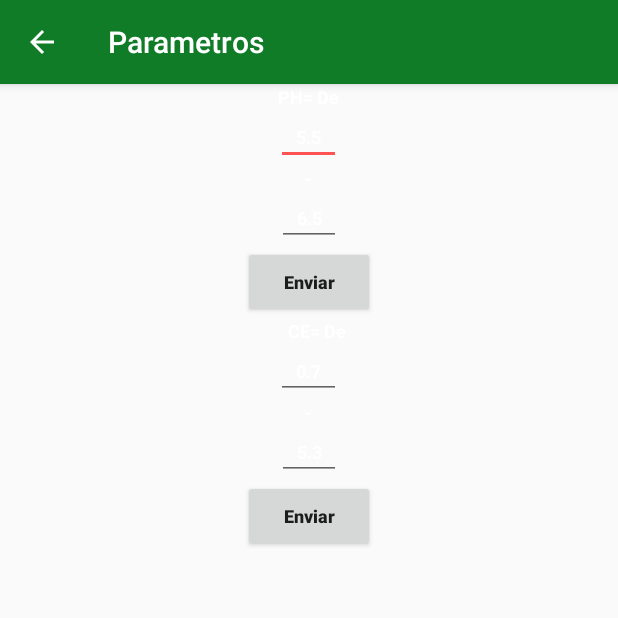
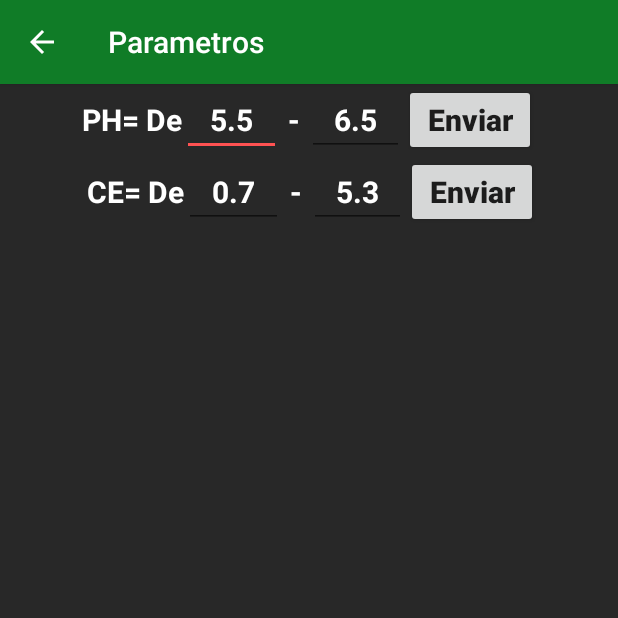
Before and after one commit to Flerma98/Proyecto_Hackaton, an Android app: the Parametros screen opened directly, with no data from a screen before it, on a phone screen of 412 x 824 dp, the top half of it. Run offline under Robolectric (Android 15) with nearby library versions, the phone set to English and light mode, and no system bars; libraries missing offline, so code that uses them is left out: com.androidplot.xy.

```diff
--- a/app/src/main/java/com/tec/fernandoalberto/hackatonsolucionsaludable/Control_de_datos/Constantes_web_service.java
+++ b/app/src/main/java/com/tec/fernandoalberto/hackatonsolucionsaludable/Control_de_datos/Constantes_web_service.java
@@ -1,10 +1,9 @@
 package com.tec.fernandoalberto.hackatonsolucionsaludable.Control_de_datos;
 
 public class Constantes_web_service {
-    public static final String BASE_URL= "http://192.168.9.44";
+    public static final String BASE_URL= "http://192.168.9.4";
     public static final String GET_REPORTE= "/";
 
 
-    public static final String SAVE_PH= "/Request";
-    public static final String SAVE_CE= "/Request";
+    public static final String SAVE_PUTDATA= "/PutData";
 }
--- a/app/src/main/java/com/tec/fernandoalberto/hackatonsolucionsaludable/Control_de_datos/EndPoint.java
+++ b/app/src/main/java/com/tec/fernandoalberto/hackatonsolucionsaludable/Control_de_datos/EndPoint.java
@@ -8,9 +8,15 @@ public interface EndPoint {
     @GET(Constantes_web_service.GET_REPORTE)
     Call<Object> ObtenerReportes();
 
-    @GET(Constantes_web_service.SAVE_PH)
-    Call<Object> guardarPH(@Query("Data") String data);
+    @GET(Constantes_web_service.SAVE_PUTDATA)
+    Call<Object> guardarPHMax(@Query("PHMax") String data);
 
-    @GET(Constantes_web_service.SAVE_CE)
-    Call<Object> guardarCE(@Query("Data") String data);
+    @GET(Constantes_web_service.SAVE_PUTDATA)
+    Call<Object> guardarPHMin(@Query("PHMin") String data);
+
+    @GET(Constantes_web_service.SAVE_PUTDATA)
+    Call<Object> guardarCEMax(@Query("CEMax") String data);
+
+    @GET(Constantes_web_service.SAVE_PUTDATA)
+    Call<Object> guardarCEMin(@Query("CEMin") String data);
 }
--- a/app/src/main/java/com/tec/fernandoalberto/hackatonsolucionsaludable/Parametros.java
+++ b/app/src/main/java/com/tec/fernandoalberto/hackatonsolucionsaludable/Parametros.java
@@ -2,12 +2,113 @@ package com.tec.fernandoalberto.hackatonsolucionsaludable;
 
 import android.support.v7.app.AppCompatActivity;
 import android.os.Bundle;
+import android.view.View;
+import android.widget.Button;
+import android.widget.TextView;
+
+import com.tec.fernandoalberto.hackatonsolucionsaludable.Control_de_datos.Constantes_web_service;
+import com.tec.fernandoalberto.hackatonsolucionsaludable.Control_de_datos.EndPoint;
+
+import retrofit2.Call;
+import retrofit2.Callback;
+import retrofit2.Response;
+import retrofit2.Retrofit;
+import retrofit2.converter.gson.GsonConverterFactory;
 
 public class Parametros extends AppCompatActivity {
+
+    public EndPoint endPoint;
+    TextView txtPHMax, txtPHMin, txtCEMax, txtCEMin;
+    Button btnEnviarPH, btnEenviarCE;
 
     @Override
     protected void onCreate(Bundle savedInstanceState) {
         super.onCreate(savedInstanceState);
         setContentView(R.layout.activity_parametros);
+        txtPHMax= findViewById(R.id.txtPHMayor);
+        txtPHMin= findViewById(R.id.txtPHMenor);
+        txtCEMax= findViewById(R.id.txtCEMayor);
+        txtCEMin= findViewById(R.id.txtCEMenor);
+        btnEnviarPH= findViewById(R.id.btnEnviarPH);
+        btnEenviarCE= findViewById(R.id.btnEnviarCE);
+
+        btnEnviarPH.setOnClickListener(new View.OnClickListener() {
+            @Override
+            public void onClick(View view) {
+                if(txtPHMax.getText().toString().length()==0||txtPHMin.getText().toString().length()==0){
+                    SubirDatosDeJSonPH(txtPHMax.getText().toString(), txtPHMin.getText().toString());
+                }
+            }
+        });
+        btnEenviarCE.setOnClickListener(new View.OnClickListener() {
+            @Override
+            public void onClick(View view) {
+                if(txtCEMax.getText().toString().length()==0||txtCEMin.getText().toString().length()==0){
+                    SubirDatosDeJSonPH(txtCEMax.getText().toString(), txtCEMin.getText().toString());
+                }
+            }
+        });
+    }
+
+    public void SubirDatosDeJSonPH(String phmax, String phmin){
+        final Retrofit.Builder builder= new Retrofit.Builder().baseUrl(Constantes_web_service.BASE_URL).addConverterFactory(GsonConverterFactory.create());
+        Retrofit retrofit= builder.build();
+        endPoint = retrofit.create(EndPoint.class);
+        Call call = endPoint.guardarPHMax(phmax);
+        call.enqueue(new Callback() {
+            @Override
+            public void onResponse(Call call, Response response) {
+                // Toast.makeText(MainActivity.this, "Envio exitoso", Toast.LENGTH_SHORT).show();
+            }
+
+            @Override
+            public void onFailure(Call call, Throwable t) {
+                // Toast.makeText(MainActivity.this, "Error al enviar dato\n \n" +  t.getMessage(), Toast.LENGTH_LONG).show();
+            }
+        });
+        Call call1 = endPoint.guardarPHMin(phmin);
+        call1.enqueue(new Callback() {
+            @Override
+            public void onResponse(Call call, Response response) {
+                // Toast.makeText(MainActivity.this, "Envio exitoso", Toast.LENGTH_SHORT).show();
+            }
+
+            @Override
+            public void onFailure(Call call, Throwable t) {
+                // Toast.makeText(MainActivity.this, "Error al enviar dato\n \n" +  t.getMessage(), Toast.LENGTH_LONG).show();
+            }
+        });
+
+    }
+
+    public void SubirDatosDeJSonCE(String cemax, String cemin){
+        final Retrofit.Builder builder= new Retrofit.Builder().baseUrl(Constantes_web_service.BASE_URL).addConverterFactory(GsonConverterFactory.create());
+        Retrofit retrofit= builder.build();
+        endPoint = retrofit.create(EndPoint.class);
+        Call call = endPoint.guardarCEMax(cemax);
+        call.enqueue(new Callback() {
+            @Override
+            public void onResponse(Call call, Response response) {
+                // Toast.makeText(MainActivity.this, "Envio exitoso", Toast.LENGTH_SHORT).show();
+            }
+
+            @Override
+            public void onFailure(Call call, Throwable t) {
+                // Toast.makeText(MainActivity.this, "Error al enviar dato\n \n" +  t.getMessage(), Toast.LENGTH_LONG).show();
+            }
+        });
+        Call call1 = endPoint .guardarCEMin(cemin);
+        call1.enqueue(new Callback() {
+            @Override
+            public void onResponse(Call call, Response response) {
+                // Toast.makeText(MainActivity.this, "Envio exitoso", Toast.LENGTH_SHORT).show();
+            }
+
+            @Override
+            public void onFailure(Call call, Throwable t) {
+                // Toast.makeText(MainActivity.this, "Error al enviar dato\n \n" +  t.getMessage(), Toast.LENGTH_LONG).show();
+            }
+        });
+
     }
 }
--- a/app/src/main/res/layout/activity_parametros.xml
+++ b/app/src/main/res/layout/activity_parametros.xml
@@ -4,6 +4,7 @@
     xmlns:tools="http://schemas.android.com/tools"
     android:layout_width="match_parent"
     android:layout_height="match_parent"
+    android:background="@color/fondo"
     tools:context=".Parametros">
 
     <LinearLayout
@@ -12,11 +13,17 @@
         android:gravity="center"
         android:orientation="vertical">
 
+    <LinearLayout
+        android:layout_width="match_parent"
+        android:layout_height="wrap_content"
+        android:gravity="center"
+        android:orientation="horizontal">
+
         <TextView
             android:layout_width="wrap_content"
             android:layout_height="wrap_content"
             android:text="PH= De"
-            android:textSize="12sp"
+            android:textSize="20sp"
             android:textColor="#ffffff"
             android:textStyle="bold"/>
 
@@ -30,7 +37,7 @@
             android:textColorHint="#9f9f9f"
             android:hint="Menor"
             android:text="5.5"
-            android:textSize="12sp"
+            android:textSize="20sp"
             android:textColor="#ffffff"
             android:textStyle="bold"/>
 
@@ -38,7 +45,7 @@
             android:layout_width="wrap_content"
             android:layout_height="wrap_content"
             android:text=" - "
-            android:textSize="12sp"
+            android:textSize="20sp"
             android:textColor="#ffffff"
             android:textStyle="bold"/>
 
@@ -52,7 +59,7 @@
             android:layout_height="wrap_content"
             android:inputType="numberDecimal"
             android:hint="Mayor"
-            android:textSize="12sp"
+            android:textSize="20sp"
             android:textColor="#ffffff"
             android:textStyle="bold"/>/>
 
@@ -62,15 +69,23 @@
             android:layout_height="wrap_content"
             android:textAllCaps="false"
             android:text="Enviar"
-            android:textSize="12sp"
+            android:textSize="20sp"
             android:textStyle="bold"/>
+
+    </LinearLayout>
+
+    <LinearLayout
+        android:layout_width="match_parent"
+        android:layout_height="wrap_content"
+        android:gravity="center"
+        android:orientation="horizontal">
 
         <TextView
             android:layout_width="wrap_content"
             android:layout_height="wrap_content"
             android:text="CE= De"
             android:layout_marginLeft="5dp"
-            android:textSize="12sp"
+            android:textSize="20sp"
             android:textColor="#ffffff"
             android:textStyle="bold"/>
 
@@ -84,7 +99,7 @@
             android:textColorHint="#9f9f9f"
             android:text="0.7"
             android:hint="Menor"
-            android:textSize="12sp"
+            android:textSize="20sp"
             android:textColor="#ffffff"
             android:textStyle="bold"/>
 
@@ -92,7 +107,7 @@
             android:layout_width="wrap_content"
             android:layout_height="wrap_content"
             android:text=" - "
-            android:textSize="12sp"
+            android:textSize="20sp"
             android:textColor="#ffffff"
             android:textStyle="bold"/>
 
@@ -106,7 +121,7 @@
             android:inputType="numberDecimal"
             android:hint="Mayor"
             android:textAlignment="center"
-            android:textSize="12sp"
+            android:textSize="20sp"
             android:textColor="#ffffff"
             android:textStyle="bold"/>/>
 
@@ -116,8 +131,10 @@
             android:layout_height="wrap_content"
             android:text="Enviar"
             android:textAllCaps="false"
-            android:textSize="12sp"
+            android:textSize="20sp"
             android:textStyle="bold"/>
+
+    </LinearLayout>
 
 
     </LinearLayout>
```
Also changed, not shown: app/src/main/java/com/tec/fernandoalberto/hackatonsolucionsaludable/MainActivity.java (+1 -40 lines).
